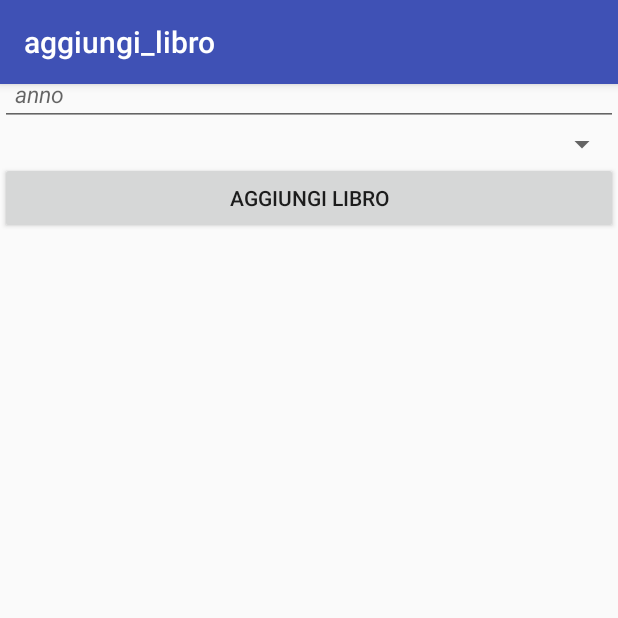
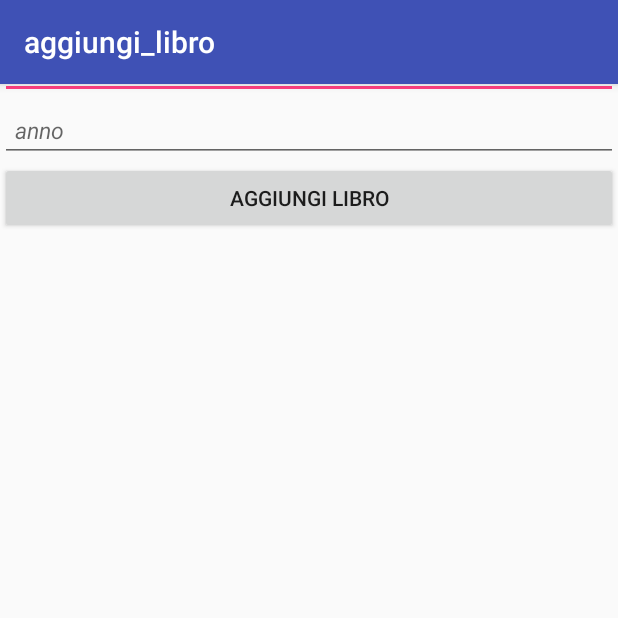
Before and after one commit to Colo27/BibliotecaUni, an Android app: the AggiungiLibro screen opened directly, with no data from a screen before it, on a phone screen of 412 x 824 dp, the top half of it. Run offline under Robolectric (Android 15) with nearby library versions, the phone set to English and light mode, and no system bars.

Commit message:
modifiche alla grafica

```diff
--- a/app/src/main/java/com/example/guest/gestionebiblioteca/AggiungiLibro.java
+++ b/app/src/main/java/com/example/guest/gestionebiblioteca/AggiungiLibro.java
@@ -20,6 +20,7 @@ public class AggiungiLibro extends AppCompatActivity {
         Toolbar toolbar = (Toolbar) findViewById(R.id.toolbar);
         setSupportActionBar(toolbar);
 
+
         Button aggiungiLibro = findViewById(R.id.button_add);
         aggiungiLibro.setOnClickListener(new View.OnClickListener() {
             @Override
--- a/app/src/main/res/layout/activity_aggiungi_libro.xml
+++ b/app/src/main/res/layout/activity_aggiungi_libro.xml
@@ -20,6 +20,9 @@
 
     </android.support.design.widget.AppBarLayout>
 
-    <include layout="@layout/content_aggiungi_libro" />
+    <include
+        layout="@layout/content_aggiungi_libro"
+        android:layout_height="150dp"
+        tools:layout_editor_absoluteY="5dp" />
 
 </android.support.design.widget.CoordinatorLayout>
--- a/app/src/main/res/layout/activity_statoprestiti.xml
+++ b/app/src/main/res/layout/activity_statoprestiti.xml
@@ -23,7 +23,8 @@
         android:layout_height="wrap_content"
         android:text="Stato dei tuoi prestiti"
         android:textAppearance="@style/TextAppearance.AppCompat.Display1"
-         />
+        tools:layout_editor_absoluteX="1dp"
+        tools:layout_editor_absoluteY="25dp" />
 
     <TextView
         android:id="@+id/textView4"
--- a/app/src/main/res/layout/content_aggiungi_libro.xml
+++ b/app/src/main/res/layout/content_aggiungi_libro.xml
@@ -5,6 +5,17 @@
     xmlns:tools="http://schemas.android.com/tools"
     android:orientation="vertical"
     tools:context="com.example.guest.gestionebiblioteca.AggiungiLibro">
+
+
+    <Spinner
+        android:layout_width="match_parent"
+        android:layout_height="wrap_content"
+        android:id="@+id/ed_categoria"
+        android:hint="categoria"
+        android:paddingLeft="10dp"
+        android:paddingRight="10dp"
+        android:textColor="@color/colorPrimaryDark"
+        android:textSize="15sp"/>
 
 
     <EditText
@@ -18,7 +29,6 @@
         android:textSize="15sp"
         android:textStyle="bold" />
 
-
     <EditText
         android:id="@+id/ed_anno"
         android:layout_width="match_parent"
@@ -30,18 +40,6 @@
         android:textSize="15sp"
         android:textStyle="italic" />
 
-
-    <Spinner
-        android:layout_width="match_parent"
-        android:layout_height="wrap_content"
-        android:id="@+id/ed_categoria"
-        android:hint="categoria"
-        android:paddingLeft="10dp"
-        android:paddingRight="10dp"
-        android:textColor="@color/colorPrimaryDark"
-        android:textSize="15sp"/>
-
-
     <Button
         android:id="@+id/button_add"
         android:layout_width="match_parent"
--- a/app/src/main/res/layout/content_miei_libri.xml
+++ b/app/src/main/res/layout/content_miei_libri.xml
@@ -11,9 +11,11 @@
         android:id="@+id/rv_chat"
         android:layout_width="match_parent"
         android:layout_height="match_parent"
-        android:scrollbars="vertical"
 
-        />
+        android:layout_alignParentStart="true"
+        android:layout_alignParentTop="true"
+        android:layout_marginTop="62dp"
+        android:scrollbars="vertical" />
 
     <LinearLayout
         android:id="@+id/linearLayout"
```
Also changed, not shown: app/src/main/res/layout/activity_prenota.xml (+6 -1 lines), app/src/main/res/layout/content_prenota.xml (+14 -14 lines), app/src/main/res/layout/content_registrati.xml (+4 -5 lines).
